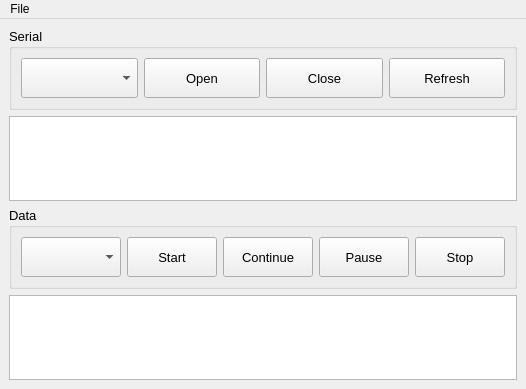
This is get_save_data.ui in Injenus/Muscle_Controller as Qt 5 draws it before an edit. The edited form follows.
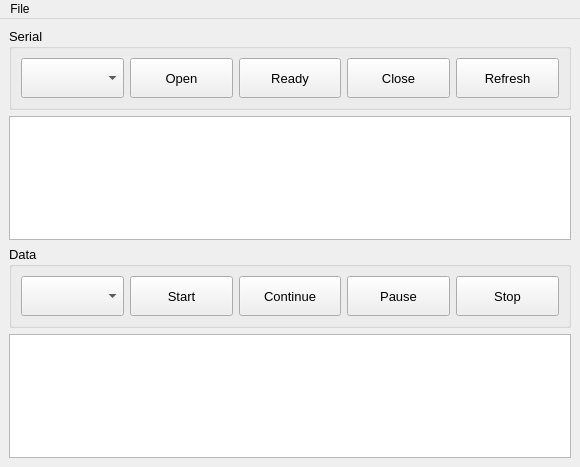
This is the edited form.

Patch:
```diff
--- a/get_save_data.ui
+++ b/get_save_data.ui
@@ -6,8 +6,8 @@
    <rect>
     <x>0</x>
     <y>0</y>
-    <width>526</width>
-    <height>389</height>
+    <width>580</width>
+    <height>467</height>
    </rect>
   </property>
   <property name="windowTitle">
@@ -69,6 +69,19 @@
                </property>
               </widget>
              </item>
+             <item>
+              <widget class="QPushButton" name="ready_send_data">
+               <property name="minimumSize">
+                <size>
+                 <width>100</width>
+                 <height>40</height>
+                </size>
+               </property>
+               <property name="text">
+                <string>Ready</string>
+               </property>
+              </widget>
+             </item>
              <item>
               <widget class="QPushButton" name="close_serial">
                <property name="minimumSize">
@@ -114,7 +127,7 @@
          <widget class="QTextEdit" name="text_status_serial">
           <property name="minimumSize">
            <size>
-            <width>500</width>
+            <width>520</width>
             <height>70</height>
            </size>
           </property>
@@ -234,7 +247,7 @@
          <widget class="QTextEdit" name="text_status_data">
           <property name="minimumSize">
            <size>
-            <width>500</width>
+            <width>520</width>
             <height>70</height>
            </size>
           </property>
@@ -256,7 +269,7 @@
     <rect>
      <x>0</x>
      <y>0</y>
-     <width>526</width>
+     <width>580</width>
      <height>26</height>
     </rect>
    </property>
```
